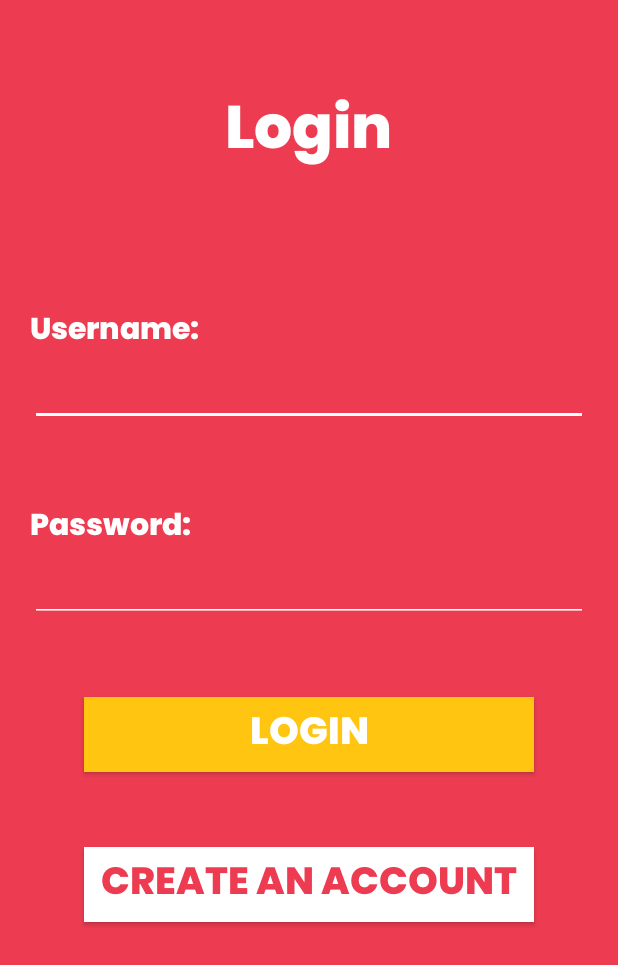
After one commit to AliKiyak/SuperWiki, an Android app: the layout activity_login.xml on its own in the app's theme, with its tools: preview values and no code run, on a phone screen of 412 x 824 dp. The commit adds this screen. Shown: the top 965 px of the screen. Run offline under Robolectric (Android 15) with nearby library versions, the phone set to English and light mode, and no system bars.

Commit message:
login + registreer

```diff
--- /dev/null
+++ b/app/src/main/res/layout/activity_login.xml
@@ -0,0 +1,20 @@
+<?xml version="1.0" encoding="utf-8"?>
+<androidx.coordinatorlayout.widget.CoordinatorLayout xmlns:android="http://schemas.android.com/apk/res/android"
+    xmlns:app="http://schemas.android.com/apk/res-auto"
+    xmlns:tools="http://schemas.android.com/tools"
+    android:layout_width="match_parent"
+    android:layout_height="match_parent"
+    tools:context=".LoginActivity">
+
+    <com.google.android.material.appbar.AppBarLayout
+        android:layout_width="match_parent"
+        android:layout_height="wrap_content"
+        android:theme="@style/AppTheme.AppBarOverlay">
+
+    </com.google.android.material.appbar.AppBarLayout>
+
+    <include layout="@layout/content_login" />
+
+
+
+</androidx.coordinatorlayout.widget.CoordinatorLayout>
--- /dev/null
+++ b/app/src/main/res/layout/content_login.xml
@@ -0,0 +1,110 @@
+<?xml version="1.0" encoding="utf-8"?>
+<androidx.constraintlayout.widget.ConstraintLayout xmlns:android="http://schemas.android.com/apk/res/android"
+    xmlns:app="http://schemas.android.com/apk/res-auto"
+    xmlns:tools="http://schemas.android.com/tools"
+    android:layout_width="match_parent"
+    android:layout_height="match_parent"
+    app:layout_behavior="@string/appbar_scrolling_view_behavior"
+    tools:context=".LoginActivity"
+    tools:showIn="@layout/activity_login">
+
+    <LinearLayout
+        android:layout_width="match_parent"
+        android:layout_height="match_parent"
+        android:orientation="vertical"
+        android:layout_margin="20dp">
+
+        <TextView
+            android:id="@+id/login"
+            android:layout_width="wrap_content"
+            android:layout_height="wrap_content"
+            android:text="Login"
+            android:textSize="40sp"
+            android:textColor="#FFFFFF"
+            android:fontFamily="@font/poppins"
+            android:layout_gravity="center"
+            android:layout_marginTop="50px"
+            />
+
+        <TextView
+            android:id="@+id/usernameLabel"
+            android:layout_width="wrap_content"
+            android:layout_height="wrap_content"
+            android:text="Username:"
+            android:textSize="20sp"
+            android:textColor="#FFFFFF"
+            android:fontFamily="@font/poppins"
+            android:layout_gravity="left"
+            android:layout_marginTop="80dp"
+            />
+        <EditText
+            android:id="@+id/username"
+            android:layout_width="fill_parent"
+            android:layout_height="wrap_content"
+            android:textColor="@color/white"
+            style="@style/Widget.AppCompat.EditText"
+            android:backgroundTint="@color/white"
+            android:maxLines="1"
+            android:inputType="text"
+            >
+        </EditText>
+
+
+        <TextView
+            android:id="@+id/passwordLabel"
+            android:layout_width="wrap_content"
+            android:layout_height="wrap_content"
+            android:text="Password:"
+            android:textSize="20sp"
+            android:textColor="#FFFFFF"
+            android:fontFamily="@font/poppins"
+            android:layout_gravity="left"
+            android:layout_marginTop="50dp"
+            />
+        <EditText
+            android:id="@+id/password"
+            android:layout_width="fill_parent"
+            android:layout_height="wrap_content"
+            android:textColor="@color/white"
+            style="@style/Widget.AppCompat.EditText"
+            android:backgroundTint="@color/white"
+            android:maxLines="1"
+            android:inputType="textPassword"
+            >
+
+
+        </EditText>
+
+        <Button
+            android:id="@+id/loginButton"
+            android:layout_width="300dp"
+            android:layout_height="50dp"
+            android:text="Login"
+            android:background="@color/yellowAccent"
+            android:layout_marginTop="50dp"
+            android:textSize="25dp"
+            android:fontFamily="@font/poppins"
+            android:textColor="@color/white"
+            android:layout_gravity="center"
+            android:onClick="login"
+            />
+
+        <Button
+            android:id="@+id/goToRegisterButton"
+            android:layout_width="300dp"
+            android:layout_height="50dp"
+            android:text="Create an account"
+            android:background="@color/white"
+            android:layout_marginTop="50dp"
+            android:textSize="25dp"
+            android:fontFamily="@font/poppins"
+            android:textColor="@color/colorAccent"
+            android:layout_gravity="center"
+            android:onClick="goToRegister"
+            />
+
+
+
+    </LinearLayout>
+
+</androidx.constraintlayout.widget.ConstraintLayout>
--- a/app/src/main/res/values/strings.xml
+++ b/app/src/main/res/values/strings.xml
@@ -28,4 +28,6 @@
 
     <!-- TODO: Remove or change this placeholder text -->
     <string name="hello_blank_fragment">Hello blank fragment</string>
+    <string name="title_activity_login">LoginActivity</string>
+    <string name="title_activity_register">RegisterActivity</string>
 </resources>
```
Also changed, not shown: app/src/main/java/be/thomasmore/superwiki/LoginActivity.java (added, +112 -0 lines), app/src/main/java/be/thomasmore/superwiki/MainActivity.java (+15 -0 lines), app/src/main/java/be/thomasmore/superwiki/RegisterActivity.java (added, +78 -0 lines), app/src/main/res/layout/activity_register.xml (added, +22 -0 lines), app/src/main/res/layout/content_register.xml (added, +110 -0 lines).
